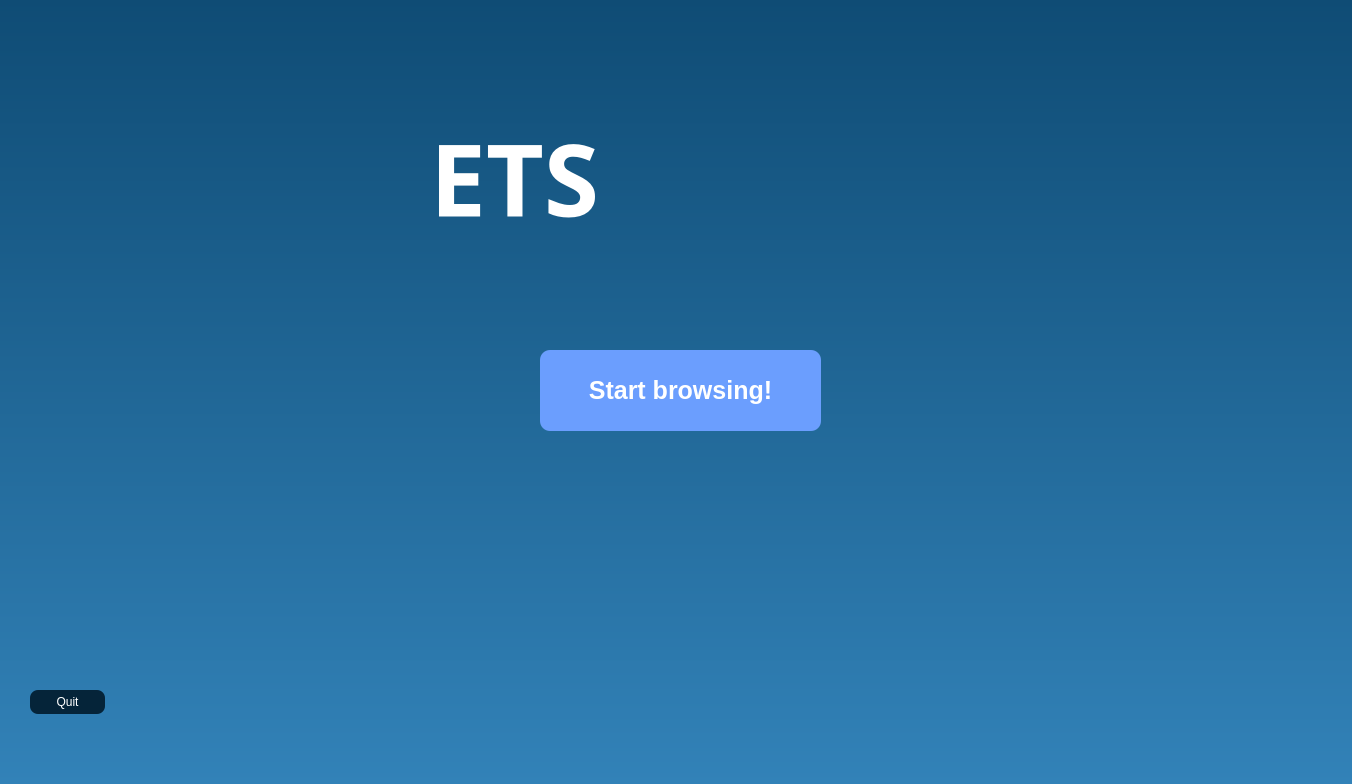
The window that src/mainwindow.ui (codingburgas/school-project-assignment-ets) describes before a commit, drawn with Qt 5.
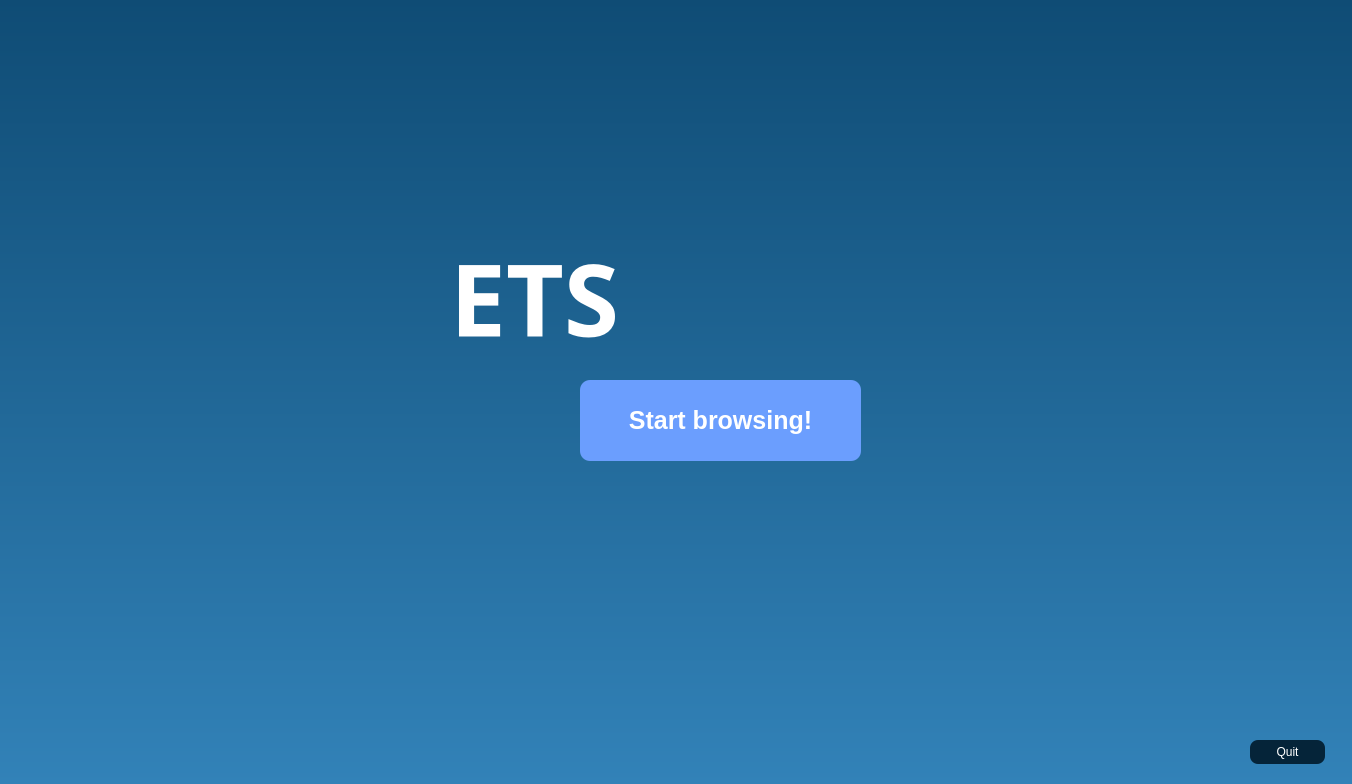
The same window after the commit.

Commit message: Edit main window and chat design

```diff
--- a/src/mainwindow.ui
+++ b/src/mainwindow.ui
@@ -31,8 +31,8 @@
    <widget class="QPushButton" name="quitButton">
     <property name="geometry">
      <rect>
-      <x>30</x>
-      <y>690</y>
+      <x>1250</x>
+      <y>740</y>
       <width>75</width>
       <height>24</height>
      </rect>
@@ -49,8 +49,8 @@
    <widget class="QPushButton" name="openBlueprintButton">
     <property name="geometry">
      <rect>
-      <x>540</x>
-      <y>350</y>
+      <x>580</x>
+      <y>380</y>
       <width>281</width>
       <height>81</height>
      </rect>
@@ -73,8 +73,8 @@
    <widget class="QLabel" name="ETSlabel">
     <property name="geometry">
      <rect>
-      <x>430</x>
-      <y>20</y>
+      <x>450</x>
+      <y>140</y>
       <width>539</width>
       <height>316</height>
      </rect>
```
Left out of the diff: 3 changed lines with no effect on the pictures. The commit also changes 1 other file.
